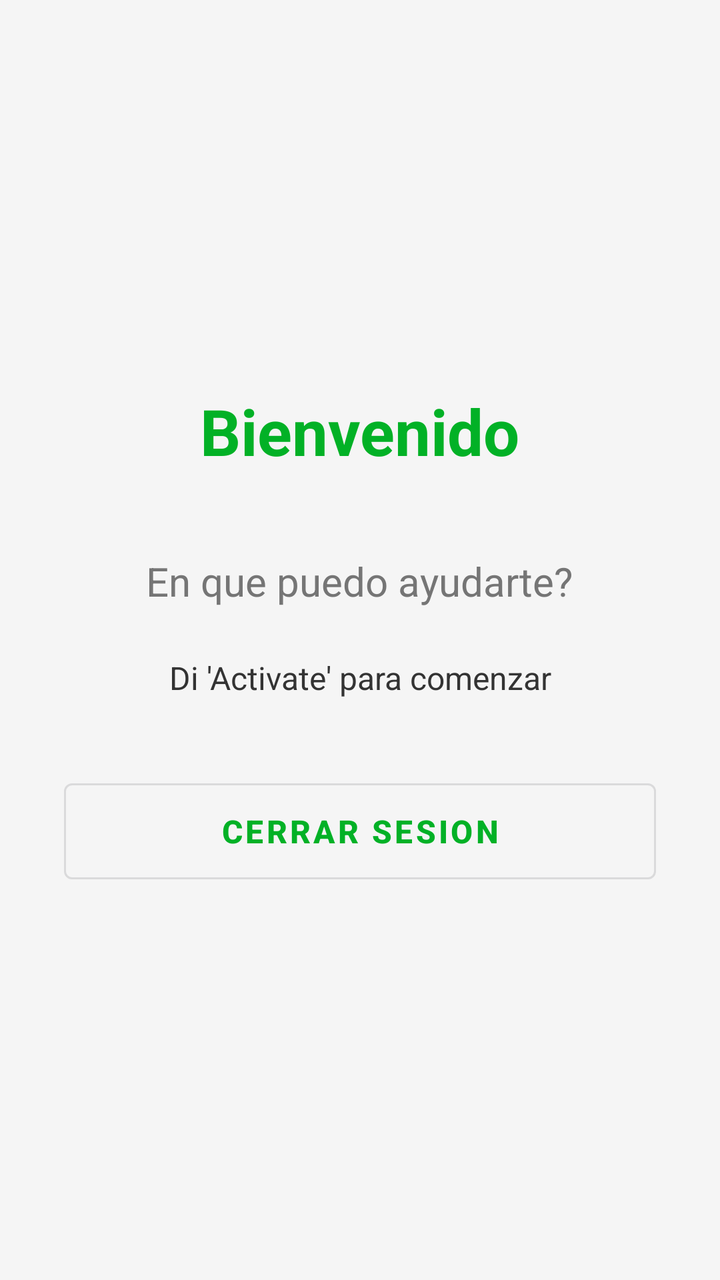
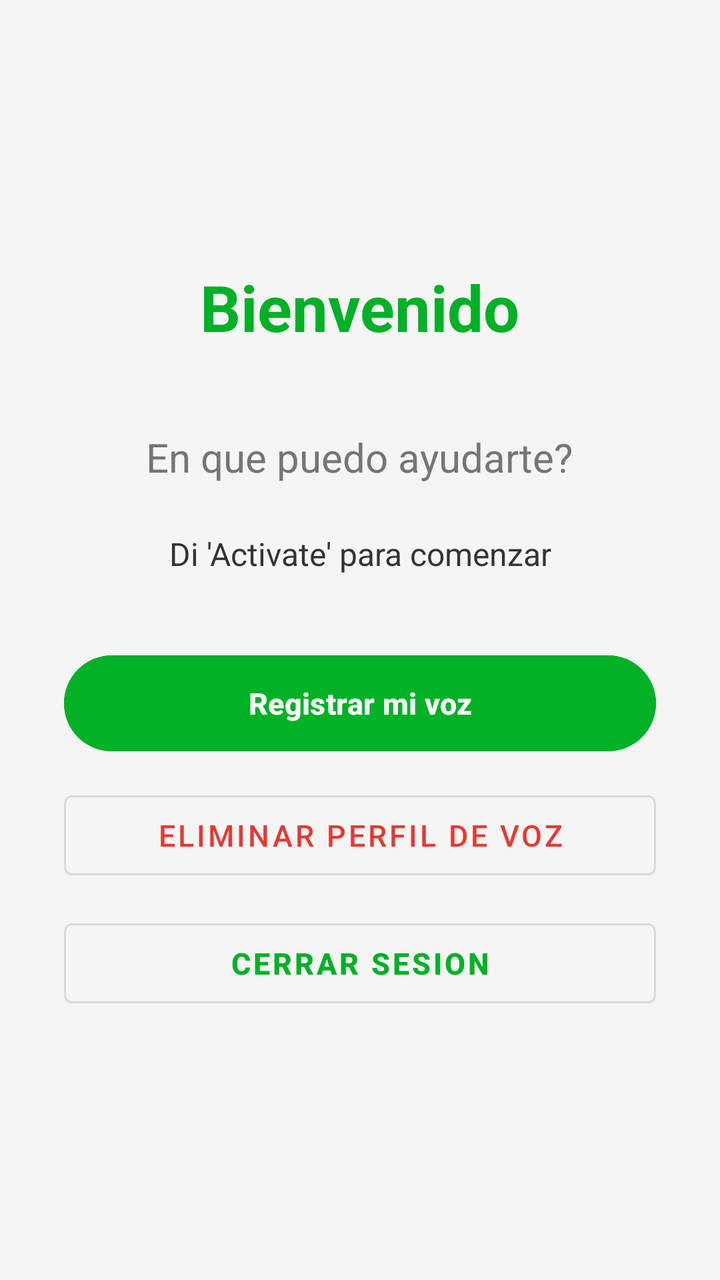

The first picture is an Android layout as it rendered before a commit; the second is the same layout after the commit. The layout source and the unified diff follow.
<!-- AndroidManifest.xml: application theme Theme.VAPAJOMI -->
<!-- res/layout/activity_home.xml -->
<?xml version="1.0" encoding="utf-8"?>
<LinearLayout xmlns:android="http://schemas.android.com/apk/res/android"
    android:layout_width="match_parent"
    android:layout_height="match_parent"
    android:background="#F5F5F5"
    android:gravity="center"
    android:orientation="vertical"
    android:padding="32dp">

    <TextView
        android:id="@+id/welcomeText"
        android:layout_width="wrap_content"
        android:layout_height="wrap_content"
        android:layout_marginBottom="40dp"
        android:text="Bienvenido"
        android:textColor="#02B126"
        android:textSize="32sp"
        android:textStyle="bold" />

    <TextView
        android:layout_width="wrap_content"
        android:layout_height="wrap_content"
        android:layout_marginBottom="24dp"
        android:text="En que puedo ayudarte?"
        android:textColor="#757575"
        android:textSize="20sp" />

    <TextView
        android:id="@+id/voiceResultText"
        android:layout_width="match_parent"
        android:layout_height="wrap_content"
        android:layout_marginBottom="36dp"
        android:gravity="center"
        android:text="Di 'Activate' para comenzar"
        android:textColor="#333333"
        android:textSize="16sp" />

    <Button
        android:id="@+id/logoutButton"
        style="@style/Widget.MaterialComponents.Button.OutlinedButton"
        android:layout_width="match_parent"
        android:layout_height="60dp"
        android:text="Cerrar sesion"
        android:textColor="#02B126"
        android:textSize="16sp"
        android:textStyle="bold" />

</LinearLayout>
<!-- resources referenced by this layout -->
<resources>
  <style name="Theme.VAPAJOMI" parent="Base.Theme.VAPAJOMI" />
  <style name="Base.Theme.VAPAJOMI" parent="Theme.Material3.DayNight.NoActionBar">
          
          
      </style>
</resources>

<!-- the commit's change to res/layout/activity_home.xml (unified diff, before → after) -->
@@ -36,13 +36,34 @@
         android:textSize="16sp" />
 
     <Button
+        android:id="@+id/registerVoiceButton"
+        android:layout_width="match_parent"
+        android:layout_height="56dp"
+        android:layout_marginBottom="12dp"
+        android:backgroundTint="#02B126"
+        android:text="Registrar mi voz"
+        android:textColor="@android:color/white"
+        android:textSize="15sp"
+        android:textStyle="bold" />
+
+    <Button
+        android:id="@+id/deleteVoiceButton"
+        style="@style/Widget.MaterialComponents.Button.OutlinedButton"
+        android:layout_width="match_parent"
+        android:layout_height="52dp"
+        android:layout_marginBottom="12dp"
+        android:text="Eliminar perfil de voz"
+        android:textColor="#E53935"
+        android:textSize="15sp" />
+
+    <Button
         android:id="@+id/logoutButton"
         style="@style/Widget.MaterialComponents.Button.OutlinedButton"
         android:layout_width="match_parent"
-        android:layout_height="60dp"
+        android:layout_height="52dp"
         android:text="Cerrar sesion"
         android:textColor="#02B126"
-        android:textSize="16sp"
+        android:textSize="15sp"
         android:textStyle="bold" />
 
 </LinearLayout>
